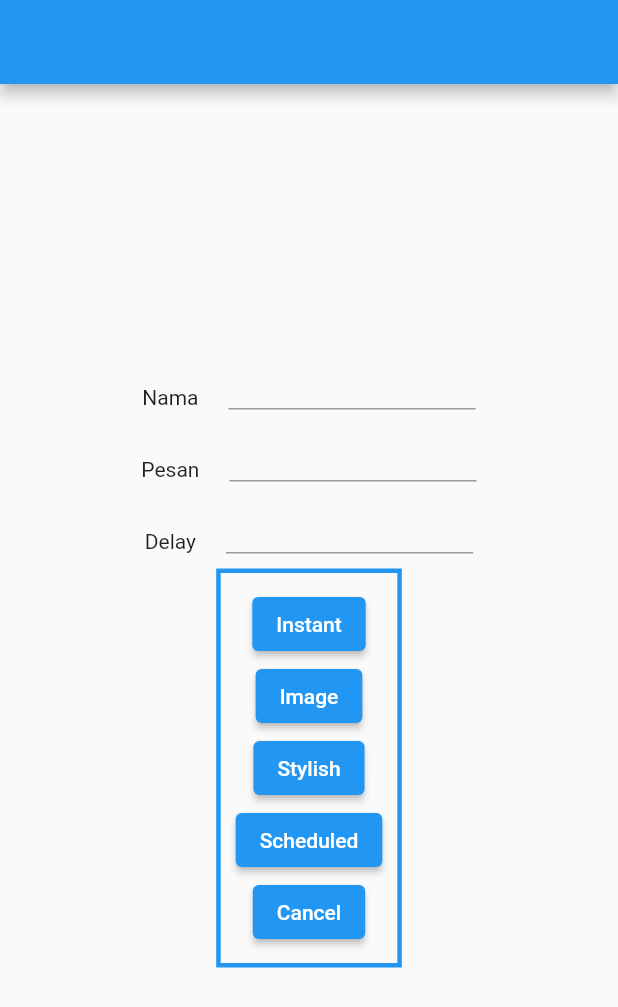
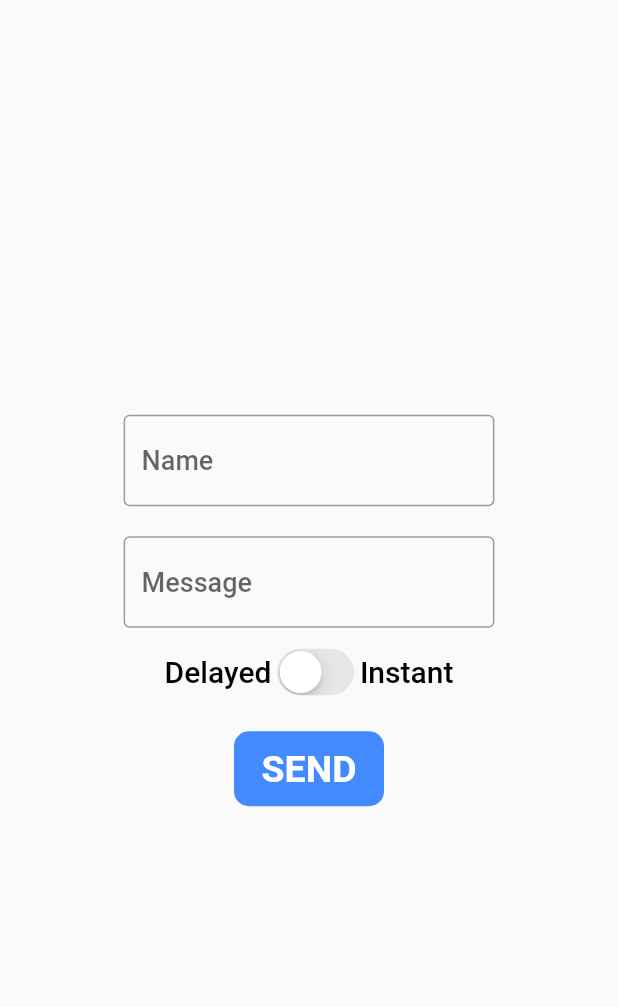
Before and after one commit to arif-pandu/not_ification, a Flutter app: the screen it shows after launch, on a phone screen of 412 x 824 dp. Shown: the top 1007 px of the screen. Run offline on Flutter 3.47's test engine with Material 2 defaults, Android fonts, the light colour scheme and no system bars; our stand-ins replace carousel_slider, flutter_local_notifications, flutter_native_timezone, get, timezone.

Commit message:
Imlpementasi UI 80 persen, kurang Swithcnya yg error

```diff
--- a/lib/controller/main_controller.dart
+++ b/lib/controller/main_controller.dart
@@ -3,5 +3,10 @@ import 'package:get/get.dart';
 class MainController extends GetxController {
   String? namaPengirim;
   String? isiPesan;
-  int? waktuDelay;
+
+  bool? pakaiTimer;
+
+  int? delayDetik;
+  int? delayMenit;
+  int? delayJam;
 }
--- a/lib/page/homepage.dart
+++ b/lib/page/homepage.dart
@@ -1,9 +1,13 @@
 // ignore_for_file: prefer_const_constructors
 
+import 'package:flutter/cupertino.dart';
 import 'package:flutter/material.dart';
 import 'package:not_ification/controller/main_controller.dart';
 import 'package:not_ification/logic/notification_service.dart';
 import 'package:get/get.dart';
+import 'package:not_ification/widget/carousel_one.dart';
+import 'package:not_ification/widget/carousel_three.dart';
+import 'package:not_ification/widget/carousel_two.dart';
 
 class HomePage extends StatefulWidget {
   const HomePage({Key? key}) : super(key: key);
@@ -13,17 +17,18 @@ class HomePage extends StatefulWidget {
 }
 
 class _HomePageState extends State<HomePage> {
+  bool timerDipakai = false;
   @override
   Widget build(BuildContext context) {
     TextEditingController textControllerNama = TextEditingController();
     TextEditingController textControllerPesan = TextEditingController();
     TextEditingController textControllerWaktu = TextEditingController();
+
     MainController mainController = Get.put(MainController());
 
     void submitForm() {
       mainController.namaPengirim = textControllerNama.text;
       mainController.isiPesan = textControllerPesan.text;
-      mainController.waktuDelay = int.parse(textControllerWaktu.text);
     }
 
     void clearForm() {
@@ -33,114 +38,194 @@ class _HomePageState extends State<HomePage> {
     }
 
     return Scaffold(
-      appBar: AppBar(),
+      resizeToAvoidBottomInset: false,
       body: Center(
         child: Column(
           mainAxisAlignment: MainAxisAlignment.center,
           children: [
+            Container(
+              margin: EdgeInsets.symmetric(vertical: 10),
+              width: MediaQuery.of(context).size.width * 0.6,
+              child: TextField(
+                controller: textControllerNama,
+                style: TextStyle(
+                  fontSize: 18,
+                  color: Colors.black87,
+                  fontWeight: FontWeight.w500,
+                ),
+                decoration: InputDecoration(
+                  hintText: "Name",
+                  border: OutlineInputBorder(),
+                ),
+              ),
+            ),
+            Container(
+              margin: EdgeInsets.symmetric(vertical: 10),
+              width: MediaQuery.of(context).size.width * 0.6,
+              child: TextField(
+                controller: textControllerPesan,
+                style: TextStyle(
+                  fontSize: 18,
+                  color: Colors.black87,
+                  fontWeight: FontWeight.w500,
+                ),
+                decoration: InputDecoration(
+                  hintText: "Message",
+                  border: OutlineInputBorder(),
+                ),
+              ),
+            ),
+
             Row(
               mainAxisAlignment: MainAxisAlignment.center,
-              crossAxisAlignment: CrossAxisAlignment.end,
+              crossAxisAlignment: CrossAxisAlignment.center,
               children: [
-                Text("Nama"),
-                Container(
-                  margin: EdgeInsets.only(left: 20),
-                  width: MediaQuery.of(context).size.width * 0.4,
-                  child: TextField(
-                    controller: textControllerNama,
+                Text(
+                  "Delayed",
+                  style: TextStyle(
+                    fontSize: 20,
+                    color: Colors.black,
+                    fontWeight: FontWeight.w500,
+                  ),
+                ),
+                CupertinoSwitch(
+                  value: timerDipakai,
+                  onChanged: (value) {
+                    setState(() {
+                      timerDipakai = value;
+                      mainController.pakaiTimer = timerDipakai;
+                      print(mainController.pakaiTimer.toString());
+                    });
+                  },
+                ),
+                Text(
+                  "Instant",
+                  style: TextStyle(
+                    fontSize: 20,
+                    color: Colors.black,
+                    fontWeight: FontWeight.w500,
                   ),
                 ),
               ],
             ),
-            Row(
-              mainAxisAlignment: MainAxisAlignment.center,
-              crossAxisAlignment: CrossAxisAlignment.end,
-              children: [
-                Text("Pesan"),
-                Container(
-                  margin: EdgeInsets.only(left: 20),
-                  width: MediaQuery.of(context).size.width * 0.4,
-                  child: TextField(
-                    controller: textControllerPesan,
+
+            Visibility(
+              visible: mainController.pakaiTimer == true ? true : false,
+              child: Row(
+                mainAxisAlignment: MainAxisAlignment.center,
+                crossAxisAlignment: CrossAxisAlignment.center,
+                children: [
+                  Container(
+                    margin: EdgeInsets.all(10),
+                    height: 60,
+                    width: 60,
+                    color: Colors.transparent,
+                    child: CarouselOne(),
                   ),
-                ),
-              ],
-            ),
-            Row(
-              mainAxisAlignment: MainAxisAlignment.center,
-              crossAxisAlignment: CrossAxisAlignment.end,
-              children: [
-                Text("Delay"),
-                Container(
-                  margin: EdgeInsets.only(left: 20),
-                  width: MediaQuery.of(context).size.width * 0.4,
-                  child: TextField(
-                    controller: textControllerWaktu,
+                  Container(
+                    margin: EdgeInsets.all(10),
+                    height: 60,
+                    width: 60,
+                    color: Colors.transparent,
+                    child: CarrouselTwo(),
                   ),
-                ),
-              ],
-            ),
-            Container(
-              margin: const EdgeInsets.all(10),
-              padding: const EdgeInsets.all(10),
-              decoration: BoxDecoration(
-                border: Border.all(
-                  width: 3,
-                  color: Colors.blue,
-                ),
-              ),
-              child: Column(
-                children: [
-                  // INSTANT
-                  ElevatedButton(
-                    onPressed: () async {
-                      submitForm();
-                      NotificationService().instantNotification();
-                      clearForm();
-                    },
-                    child: Text("Instant"),
-                  ),
-
-                  // IMAGE
-                  ElevatedButton(
-                    onPressed: () async {
-                      submitForm();
-                      NotificationService().imageNotification();
-                      clearForm();
-                    },
-                    child: Text("Image"),
-                  ),
-
-                  // STYLISH
-                  ElevatedButton(
-                    onPressed: () async {
-                      submitForm();
-                      NotificationService().stylishNotification();
-                      clearForm();
-                    },
-                    child: Text("Stylish"),
-                  ),
-
-                  // SCHEDULED
-                  ElevatedButton(
-                    onPressed: () async {
-                      submitForm();
-                      NotificationService().scheduledNotification();
-                      clearForm();
-                    },
-                    child: Text("Scheduled"),
-                  ),
-
-                  // CANCEL
-                  ElevatedButton(
-                    onPressed: () async {
-                      NotificationService().cancelNotification();
-                    },
-                    child: Text("Cancel"),
+                  Container(
+                    margin: EdgeInsets.all(10),
+                    height: 60,
+                    width: 60,
+                    color: Colors.transparent,
+                    child: CarouselThree(),
                   ),
                 ],
               ),
             ),
+            GestureDetector(
+              onTap: () {
+                submitForm();
+                NotificationService().showNotification();
+              },
+              child: Container(
+                margin: EdgeInsets.all(20),
+                height: 50,
+                width: 100,
+                decoration: BoxDecoration(
+                  color: Colors.blueAccent,
+                  borderRadius: BorderRadius.circular(10),
+                ),
+                child: Center(
+                  child: Text(
+                    "SEND",
+                    style: TextStyle(
+                      fontSize: 25,
+                      fontWeight: FontWeight.bold,
+                      color: Colors.white,
+                    ),
+                  ),
+                ),
+              ),
+            ),
+
+            // Container(
+            //   margin: const EdgeInsets.all(10),
+            //   padding: const EdgeInsets.all(10),
+            //   decoration: BoxDecoration(
+            //     border: Border.all(
+            //       width: 3,
+            //       color: Colors.blue,
+            //     ),
+            //   ),
+            //   child: Column(
+            //     children: [
+            //       // INSTANT
+            //       ElevatedButton(
+            //         onPressed: () async {
+            //           submitForm();
+            //           NotificationService().instantNotification();
+            //           clearForm();
+            //         },
+            //         child: Text("Instant"),
+            //       ),
+
+            //       // IMAGE
+            //       ElevatedButton(
+            //         onPressed: () async {
+            //           submitForm();
+            //           NotificationService().imageNotification();
+            //           clearForm();
+            //         },
+            //         child: Text("Image"),
+            //       ),
+
+            //       // STYLISH
+            //       ElevatedButton(
+            //         onPressed: () async {
+            //           submitForm();
+            //           NotificationService().stylishNotification();
+            //           clearForm();
+            //         },
+            //         child: Text("Stylish"),
+            //       ),
+
+            //       // SCHEDULED
+            //       ElevatedButton(
+            //         onPressed: () async {
+            //           submitForm();
+            //           NotificationService().scheduledNotification();
+            //           clearForm();
+            //         },
+            //         child: Text("Scheduled"),
+            //       ),
+
+            //       // CANCEL
+            //       ElevatedButton(
+            //         onPressed: () async {
+            //           NotificationService().cancelNotification();
+            //         },
+            //         child: Text("Cancel"),
+            //       ),
+            //     ],
+            //   ),
+            // ),
           ],
         ),
       ),
--- a/pubspec.yaml
+++ b/pubspec.yaml
@@ -37,6 +37,8 @@ dependencies:
   flutter_local_notifications: ^9.0.0
   get: ^4.3.8
   flutter_native_timezone: ^2.0.0
+  carousel_slider: ^4.0.0
+
   # device_info: ^2.0.2
   # flutter_native_timezone: ^2.0.0
   # http: ^0.13.4
```
Also changed, not shown: lib/logic/notification_service.dart (+33 -1 lines), lib/widget/carousel_one.dart (added, +122 -0 lines), lib/widget/carousel_three.dart (added, +88 -0 lines), lib/widget/carousel_two.dart (added, +123 -0 lines), pubspec.lock.
